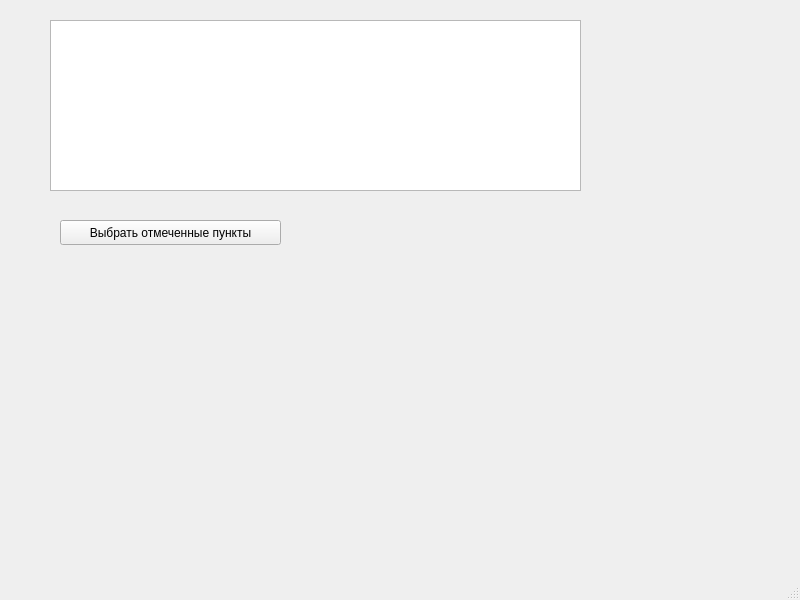
Old version of the form mainwindow.ui in the repository mishanyya/Qt_tablewidget_checkbox.
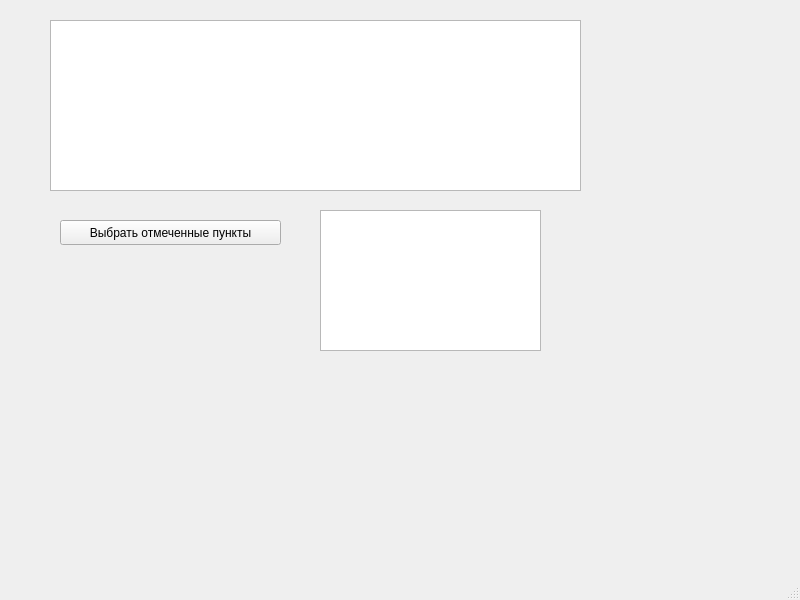
New version of the form.

Commit message: 5 ноября 24 добавил текстовое поле с автоматической прокруткой

```diff
--- a/mainwindow.ui
+++ b/mainwindow.ui
@@ -53,13 +53,22 @@
    <widget class="QWidget" name="verticalLayoutWidget">
     <property name="geometry">
      <rect>
-      <x>130</x>
-      <y>260</y>
-      <width>551</width>
+      <x>50</x>
+      <y>410</y>
+      <width>120</width>
+      <height>80</height>
+     </rect>
+    </property>
+   </widget>
+   <widget class="QTextBrowser" name="textBrowser">
+    <property name="geometry">
+     <rect>
+      <x>320</x>
+      <y>210</y>
+      <width>221</width>
       <height>141</height>
      </rect>
     </property>
-    <layout class="QVBoxLayout" name="verticalLayout"/>
    </widget>
   </widget>
   <widget class="QMenuBar" name="menubar">
```
Left out of the diff: 2 changed lines with no effect on the pictures. The commit also changes 1 other file.
